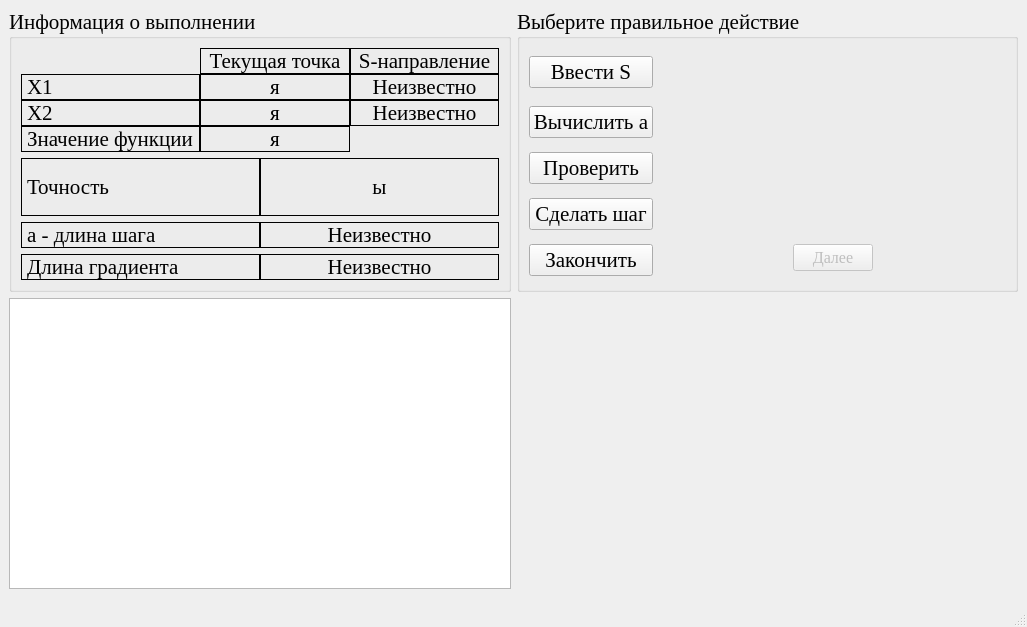
Old version of the form optimizationmethods/ui/FasterDescent.ui in the repository Eliminationzx/optimizationmethods.
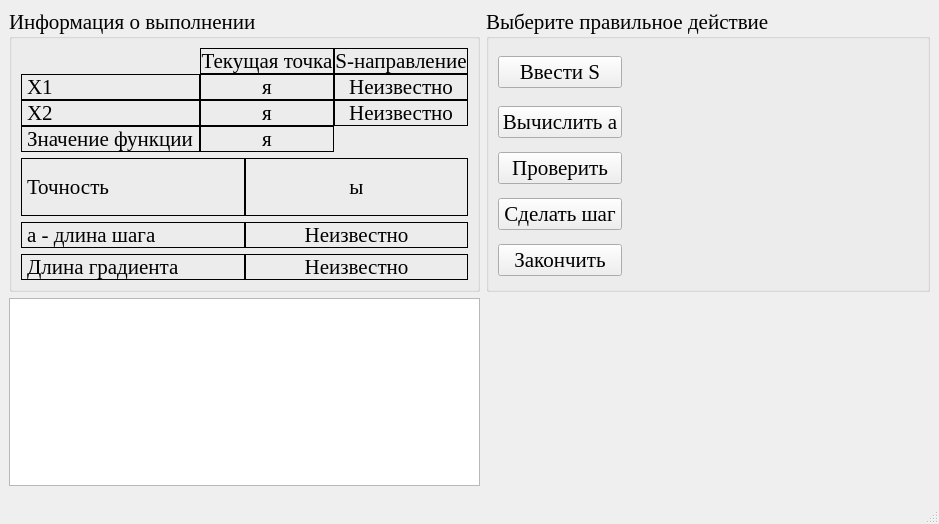
New version of the form. Icons and pictures are not drawn.

Commit message: добавил форму NeMi. Поправил предыдущие.

What changed in the file:
```diff
--- a/optimizationmethods/ui/FasterDescent.ui
+++ b/optimizationmethods/ui/FasterDescent.ui
@@ -9,8 +9,8 @@
    <rect>
     <x>0</x>
     <y>0</y>
-    <width>1027</width>
-    <height>627</height>
+    <width>908</width>
+    <height>524</height>
    </rect>
   </property>
   <property name="font">
@@ -308,7 +308,7 @@
       <property name="checkable">
        <bool>false</bool>
       </property>
-      <layout class="QGridLayout" name="gridLayout">
+      <layout class="QGridLayout" name="gridLayout" columnstretch="1,1">
        <item row="0" column="0">
         <widget class="QPushButton" name="inserts_bt">
          <property name="toolTip">
@@ -736,68 +736,7 @@
            </item>
           </layout>
          </widget>
-         <widget class="QWidget" name="blank">
-          <layout class="QGridLayout" name="gridLayout_13">
-           <item row="0" column="0">
-            <spacer name="verticalSpacer">
-             <property name="orientation">
-              <enum>Qt::Vertical</enum>
-             </property>
-             <property name="sizeHint" stdset="0">
-              <size>
-               <width>20</width>
-               <height>158</height>
-              </size>
-             </property>
-            </spacer>
-           </item>
-           <item row="1" column="0">
-            <layout class="QHBoxLayout" name="horizontalLayout_8">
-             <item>
-              <spacer name="horizontalSpacer_9">
-               <property name="orientation">
-                <enum>Qt::Horizontal</enum>
-               </property>
-               <property name="sizeHint" stdset="0">
-                <size>
-                 <width>40</width>
-                 <height>20</height>
-                </size>
-               </property>
-              </spacer>
-             </item>
-             <item>
-              <widget class="QPushButton" name="next4_bt_2">
-               <property name="enabled">
-                <bool>false</bool>
-               </property>
-               <property name="font">
-                <font>
-                 <pointsize>12</pointsize>
-                </font>
-               </property>
-               <property name="text">
-                <string>Далее</string>
-               </property>
-              </widget>
-             </item>
-             <item>
-              <spacer name="horizontalSpacer_10">
-               <property name="orientation">
-                <enum>Qt::Horizontal</enum>
-               </property>
-               <property name="sizeHint" stdset="0">
-                <size>
-                 <width>40</width>
-                 <height>20</height>
-                </size>
-               </property>
-              </spacer>
-             </item>
-            </layout>
-           </item>
-          </layout>
-         </widget>
+         <widget class="QWidget" name="blank"/>
         </widget>
        </item>
        <item row="1" column="0">
```
Left out of the diff: 2 changed lines with no effect on the pictures. The commit also changes 5 other files.
